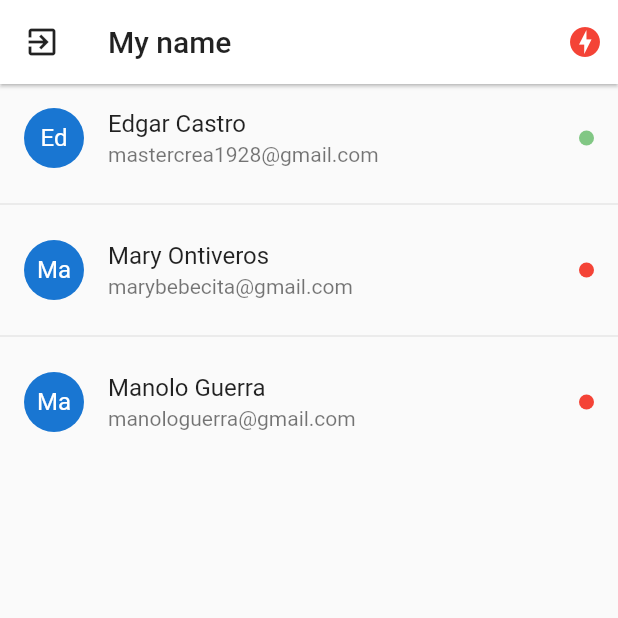
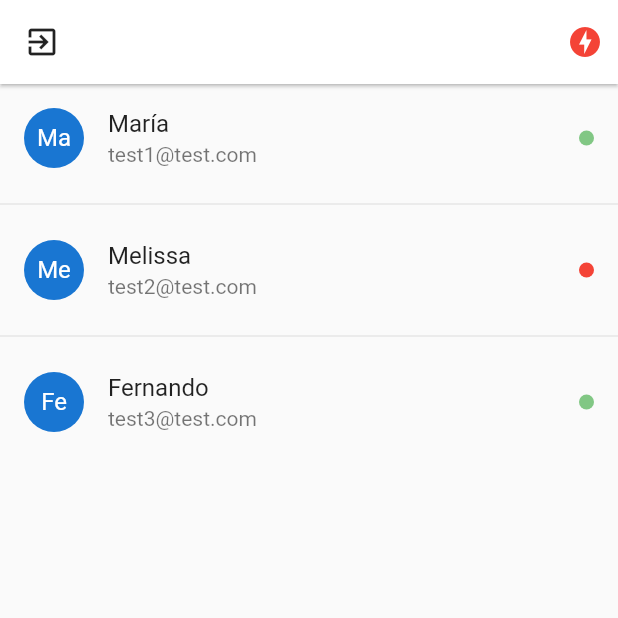
Before and after one commit to Mastercrea/hola-chat-flutter, a Flutter app: the UsersPage screen opened by its route, on a phone screen of 412 x 824 dp, the top half of it. Run offline on Flutter 3.47's test engine with Material 2 defaults, Android fonts, the phone set to English and light mode, and no system bars; drawn by our look-alikes of pull_to_refresh; our stand-ins replace flutter_secure_storage; accounts and stored records are empty; network calls fail.

```diff
--- /dev/null
+++ b/lib/global/environment.dart
@@ -0,0 +1,6 @@
+import 'dart:io';
+
+class Environment {
+  static String apiUrl = Platform.isAndroid ? 'http://10.0.2.2:3000/api' : 'http://localhost:3000/api';
+  static String sockerUrl = Platform.isAndroid ? 'http://10.0.2.2:3000' : 'http://localhost:3000';
+}
--- a/lib/models/user.dart
+++ b/lib/models/user.dart
@@ -1,8 +1,38 @@
+
+// To parse this JSON data, do
+//
+//     final user = usuarioFromJson(jsonString);
+
+import 'dart:convert';
+
+User userFromJson(String str) => User.fromJson(json.decode(str));
+
+String userToJson(User data) => json.encode(data.toJson());
+
 class User {
-  bool? online;
-  String? email;
-  String? name;
-  String? uid;
+  User({
+    required this.online,
+    required this.name,
+    required this.email,
+    required this.uid,
+  });
 
-  User({this.online, this.email, this.name, this.uid});
+  bool online;
+  String name;
+  String email;
+  String uid;
+
+  factory User.fromJson(Map<String, dynamic> json) => User(
+    online: json["online"],
+    name: json["name"],
+    email: json["email"],
+    uid: json["uid"],
+  );
+
+  Map<String, dynamic> toJson() => {
+    "online": online,
+    "name": name,
+    "email": email,
+    "uid": uid,
+  };
 }
--- a/lib/pages/users_page.dart
+++ b/lib/pages/users_page.dart
@@ -1,5 +1,7 @@
 import 'package:flutter/material.dart';
 import 'package:flutter_chat_app/models/user.dart';
+import 'package:flutter_chat_app/services/auth_service.dart';
+import 'package:provider/provider.dart';
 import 'package:pull_to_refresh/pull_to_refresh.dart';
 
 class UsersPage extends StatefulWidget {
@@ -13,22 +15,31 @@ class UsersPage extends StatefulWidget {
 class _UsersPageState extends State<UsersPage> {
   RefreshController _refreshController = RefreshController(initialRefresh: false);
   final users = [
-    User(uid: '1', name:'Edgar Castro', email:'mastercrea1928@gmail.com', online: true ),
-    User(uid: '2', name:'Mary Ontiveros', email:'marybebecita@gmail.com', online: false ),
-    User(uid: '3', name:'Manolo Guerra', email:'manologuerra@gmail.com', online: false ),
-
+    User(uid: '1', name: 'María', email: 'test1@test.com', online: true ),
+    User(uid: '2', name: 'Melissa', email: 'test2@test.com', online: false ),
+    User(uid: '3', name: 'Fernando', email: 'test3@test.com', online: true ),
   ];
 
   @override
   Widget build(BuildContext context) {
+
+     final authService = Provider.of<AuthService>(context);
+     final user = authService.user;
+
     return Scaffold(
       appBar: AppBar(
-        title: Text('My name', style: TextStyle(color: Colors.black87)),
+        title: Text(user.name, style: TextStyle(color: Colors.black87)),
+
         elevation: 1,
         backgroundColor: Colors.white,
         leading: IconButton(
           icon: Icon(Icons.exit_to_app, color: Colors.black87),
-          onPressed: () {},
+          onPressed: () {
+            //TODO: Disconnect from socket server
+            Navigator.pushReplacementNamed(context, 'login');
+            AuthService.deleteToken();
+
+          },
         ),actions: <Widget>[
           Container(
             margin: EdgeInsets.only( right: 10,),
@@ -57,17 +68,17 @@ class _UsersPageState extends State<UsersPage> {
   }
   ListTile _userListTile(User user) {
     return ListTile(
-      title: Text(user.name!),
-      subtitle: Text(user.email!),
+      title: Text(user.name),
+      subtitle: Text(user.email),
       leading: CircleAvatar(
-        child: Text(user.name!.substring(0,2)),
+        child: Text(user.name.substring(0,2)),
         backgroundColor: Colors.blue[150],
       ),
       trailing: Container(
         width: 10,
         height: 10,
         decoration: BoxDecoration(
-            color: user.online! ? Colors.green[300] : Colors.red,
+            color: user.online ? Colors.green[300] : Colors.red,
             borderRadius: BorderRadius.circular(100)
         ),
       ),
--- a/lib/widgets/btn_blue.dart
+++ b/lib/widgets/btn_blue.dart
@@ -1,7 +1,7 @@
 import 'package:flutter/material.dart';
 
 class BtnBlue extends StatelessWidget {
-  final Function() onPressed;
+  final Function()? onPressed;
   final String btnName;
 
   const BtnBlue({Key? key,  required this.btnName, required this.onPressed}) : super(key: key);
--- a/pubspec.yaml
+++ b/pubspec.yaml
@@ -36,6 +36,9 @@ dependencies:
   # Use with the CupertinoIcons class for iOS style icons.
   cupertino_icons: ^1.0.2
   pull_to_refresh: ^2.0.0
+  provider: ^6.0.2
+  http: ^0.13.4
+  flutter_secure_storage: ^5.0.2
 
 dev_dependencies:
   flutter_test:
```
Also changed, not shown: lib/helpers/show_alert.dart (added, +37 -0 lines), lib/main.dart (+15 -6 lines), lib/models/login_response.dart (added, +35 -0 lines), lib/pages/loading_page.dart (+33 -2 lines), lib/pages/login_page.dart (+17 -4 lines), lib/pages/register_page.dart (+14 -1 lines), lib/services/auth_service.dart (added, +106 -0 lines), pubspec.lock, 1 other file.
